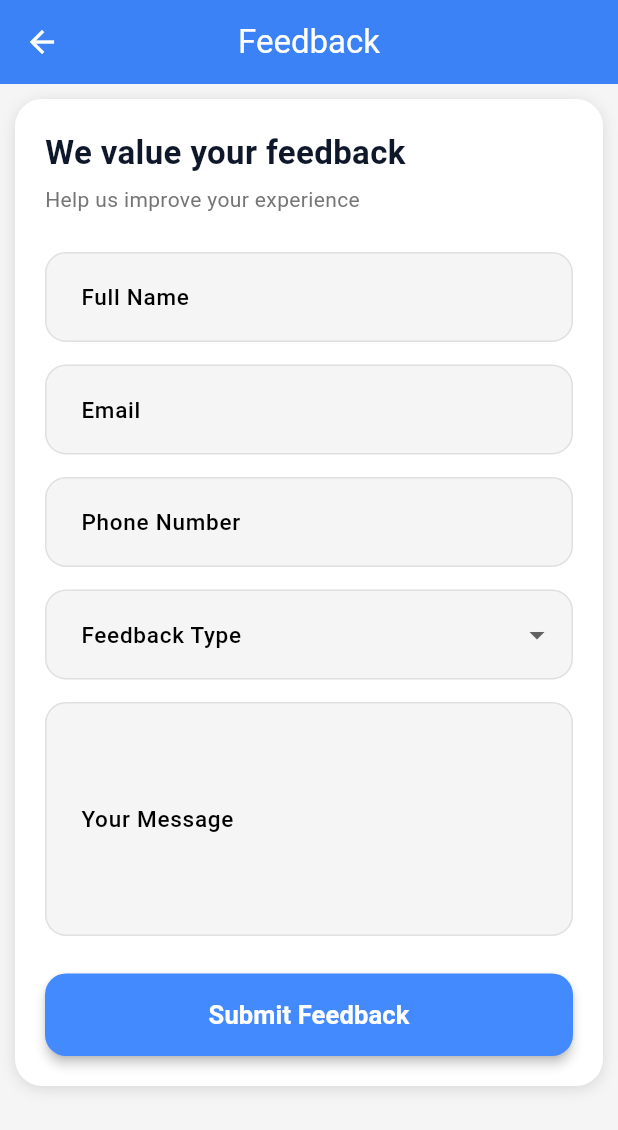
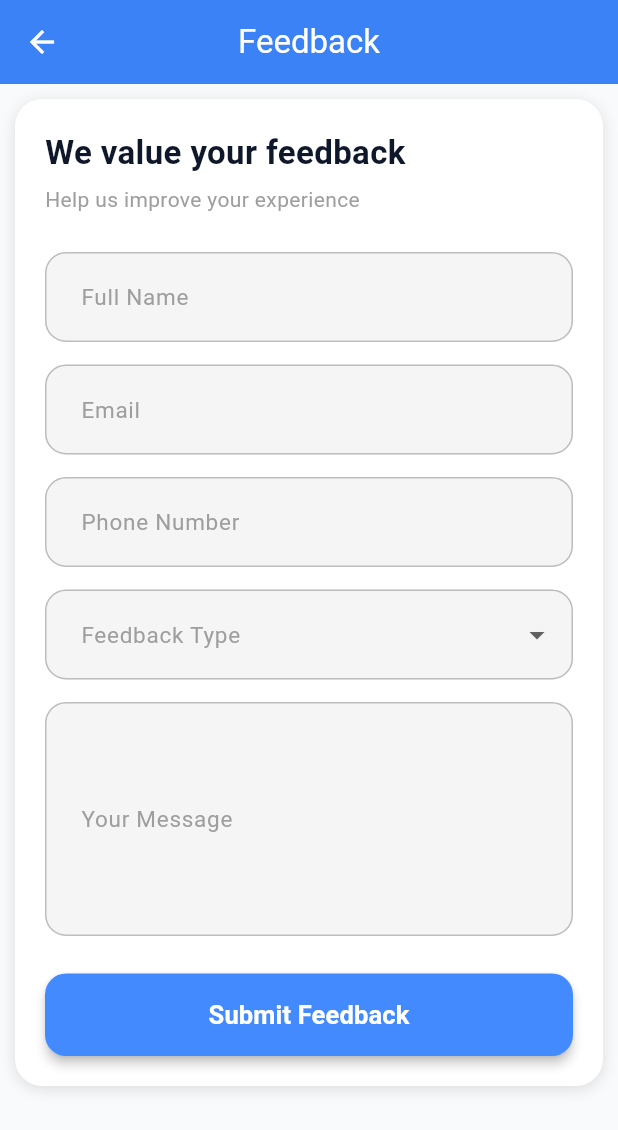
Before and after one commit to Harshgour2002/CVRUK, a Flutter app: the FeedBack screen opened directly, on a phone screen of 412 x 824 dp. Shown: the top 1130 px of the screen. Run offline on Flutter 3.47's test engine with Material 3 defaults, Android fonts, the light colour scheme and no system bars; our stand-ins replace carousel_slider, dio, font_awesome_flutter, open_filex, share_plus.

Commit message:
optimised application for dark theme 2.0

```diff
--- a/lib/Cards/SportsAchievmentCards.dart
+++ b/lib/Cards/SportsAchievmentCards.dart
@@ -7,8 +7,10 @@ class SportsAchievementCard extends StatelessWidget {
 
   @override
   Widget build(BuildContext context) {
+    final isDark = Theme.of(context).brightness == Brightness.dark;
     return Card(
       elevation: 1,
+      color: isDark ? Colors.grey.shade900 : Colors.white,
       shape: RoundedRectangleBorder(
         borderRadius: BorderRadius.circular(10),
       ),
--- a/lib/Cards/achievementCard.dart
+++ b/lib/Cards/achievementCard.dart
@@ -12,9 +12,11 @@ class AchievementCard extends StatelessWidget {
 
   @override
   Widget build(BuildContext context) {
+    final isDark = Theme.of(context).brightness == Brightness.dark;
     return Card(
       elevation: 2,
       shadowColor: Colors.black12,
+      color: isDark ? Colors.grey.shade900 : Colors.white,
       shape: RoundedRectangleBorder(
         borderRadius: BorderRadius.circular(14),
       ),
--- a/lib/Cards/latestNewsCard.dart
+++ b/lib/Cards/latestNewsCard.dart
@@ -10,11 +10,12 @@ class LatestNewsCard extends StatelessWidget {
 
   @override
   Widget build(BuildContext context) {
+    final isDark = Theme.of(context).brightness == Brightness.dark;
     return Container(
       margin: const EdgeInsets.symmetric(vertical: 5, horizontal: 2),
       padding: const EdgeInsets.all(10),
       decoration: BoxDecoration(
-        color: Colors.white,
+        color: isDark ? Colors.grey.shade900 : Colors.white,
         borderRadius: BorderRadius.circular(16),
         boxShadow: [
           BoxShadow(
@@ -46,7 +47,6 @@ class LatestNewsCard extends StatelessWidget {
                   latestNews["description"] ?? "",
                   style: TextStyle(
                     fontSize: 13,
-                    color: Colors.grey[700],
                     height: 1.3,
                   ),
                   maxLines: 2,
--- a/lib/Cards/ongoingProgramsCard.dart
+++ b/lib/Cards/ongoingProgramsCard.dart
@@ -10,11 +10,12 @@ class ongoingProgramsCard extends StatelessWidget {
 
   @override
   Widget build(BuildContext context) {
+    final isDark = Theme.of(context).brightness == Brightness.dark;
     return Container(
       margin: const EdgeInsets.symmetric(vertical: 5, horizontal: 2),
       padding: const EdgeInsets.all(12),
       decoration: BoxDecoration(
-        color: Colors.white,
+        color: isDark ? Colors.grey.shade900 : Colors.white,
         borderRadius: BorderRadius.circular(16),
         boxShadow: [
           BoxShadow(
@@ -46,7 +47,6 @@ class ongoingProgramsCard extends StatelessWidget {
                   ongoingProgram["description"] ?? "",
                   style: TextStyle(
                     fontSize: 13,
-                    color: Colors.grey[700],
                     height: 1.3,
                   ),
                   maxLines: 2,
--- a/lib/Screens/FeedBack.dart
+++ b/lib/Screens/FeedBack.dart
@@ -25,16 +25,16 @@ class _FeedBackState extends State<FeedBack> {
     "Other",
   ];
 
-  InputDecoration modernInput(String label) {
+  InputDecoration modernInput(String label, bool isDark) {
     return InputDecoration(
       labelText: label,
       filled: true,
-      fillColor: Colors.grey.shade100,
+      fillColor: isDark ? Colors.grey.shade800 : Colors.grey.shade100,
       contentPadding: const EdgeInsets.symmetric(horizontal: 20, vertical: 18),
-      labelStyle: const TextStyle(fontSize: 15, fontWeight: FontWeight.w500),
+      labelStyle:  TextStyle(fontSize: 15, color: Colors.grey.shade500),
       enabledBorder: OutlineInputBorder(
         borderRadius: BorderRadius.circular(14),
-        borderSide: BorderSide(color: Colors.grey.shade300),
+        borderSide: BorderSide(color: Colors.grey.shade400),
       ),
       focusedBorder: OutlineInputBorder(
         borderRadius: BorderRadius.circular(14),
@@ -48,8 +48,8 @@ class _FeedBackState extends State<FeedBack> {
 
   @override
   Widget build(BuildContext context) {
+    final isDark = Theme.of(context).brightness == Brightness.dark;
     return Scaffold(
-      backgroundColor: Colors.grey.shade100,
       appBar: AppBar(
         title: const Text("Feedback"),
         centerTitle: true,
@@ -62,7 +62,7 @@ class _FeedBackState extends State<FeedBack> {
             padding: const EdgeInsets.all(20),
             width: double.infinity,
             decoration: BoxDecoration(
-              color: Colors.white,
+              color: isDark ? Colors.grey.shade900 : Colors.white,
               borderRadius: BorderRadius.circular(18),
               boxShadow: [
                 BoxShadow(
@@ -89,7 +89,7 @@ class _FeedBackState extends State<FeedBack> {
                     "Help us improve your experience",
                     style: TextStyle(
                       fontSize: 14,
-                      color: Colors.grey.shade600,
+                      color: Colors.grey.shade500,
                     ),
                   ),
                   const SizedBox(height: 25),
@@ -97,7 +97,7 @@ class _FeedBackState extends State<FeedBack> {
                   TextFormField(
                     key: UniqueKey(),
                     controller: nameController,
-                    decoration: modernInput("Full Name"),
+                    decoration: modernInput("Full Name", isDark),
                     validator: (value) =>
                     value!.isEmpty ? "Please enter your name" : null,
                   ),
@@ -106,7 +106,7 @@ class _FeedBackState extends State<FeedBack> {
                   TextFormField(
                     key: UniqueKey(),
                     controller: emailController,
-                    decoration: modernInput("Email"),
+                    decoration: modernInput("Email", isDark),
                     validator: (value) =>
                     value!.contains("@") ? null : "Enter valid email",
                   ),
@@ -116,7 +116,7 @@ class _FeedBackState extends State<FeedBack> {
                     key: UniqueKey(),
                     controller: phoneController,
                     keyboardType: TextInputType.phone,
-                    decoration: modernInput("Phone Number"),
+                    decoration: modernInput("Phone Number", isDark),
                     validator: (value) =>
                     value!.length == 10 ? null : "Enter valid phone number",
                   ),
@@ -124,7 +124,7 @@ class _FeedBackState extends State<FeedBack> {
 
                   DropdownButtonFormField(
                     value: selectedFeedbackType,
-                    decoration: modernInput("Feedback Type"),
+                    decoration: modernInput("Feedback Type", isDark),
                     items: feedbackTypes
                         .map((type) => DropdownMenuItem(
                       value: type,
@@ -145,7 +145,7 @@ class _FeedBackState extends State<FeedBack> {
                     key: UniqueKey(),
                     controller: messageController,
                     maxLines: 5,
-                    decoration: modernInput("Your Message"),
+                    decoration: modernInput("Your Message", isDark),
                     validator: (value) =>
                     value!.isEmpty ? "Please enter your message" : null,
                   ),
--- a/lib/Widgets/ContactPage.dart
+++ b/lib/Widgets/ContactPage.dart
@@ -7,6 +7,8 @@ class ContactPage extends StatelessWidget {
   @override
   Widget build(BuildContext context) {
     final isDark = Theme.of(context).brightness == Brightness.dark;
+    final theme =  Theme.of(context);
+    final color = theme.colorScheme;
     return Scaffold(
       body: SafeArea(
         child: Padding(
```
Also changed, not shown: lib/Cards/upcomingEventCard.dart (+17 -7 lines), lib/Screens/NewsDetailPage.dart (+5 -7 lines), lib/Screens/OngoingProgramDetail.dart (+6 -7 lines), lib/Screens/Placments.dart (+4 -3 lines), lib/Screens/UpcomingEventDetailPage.dart (+12 -29 lines).
